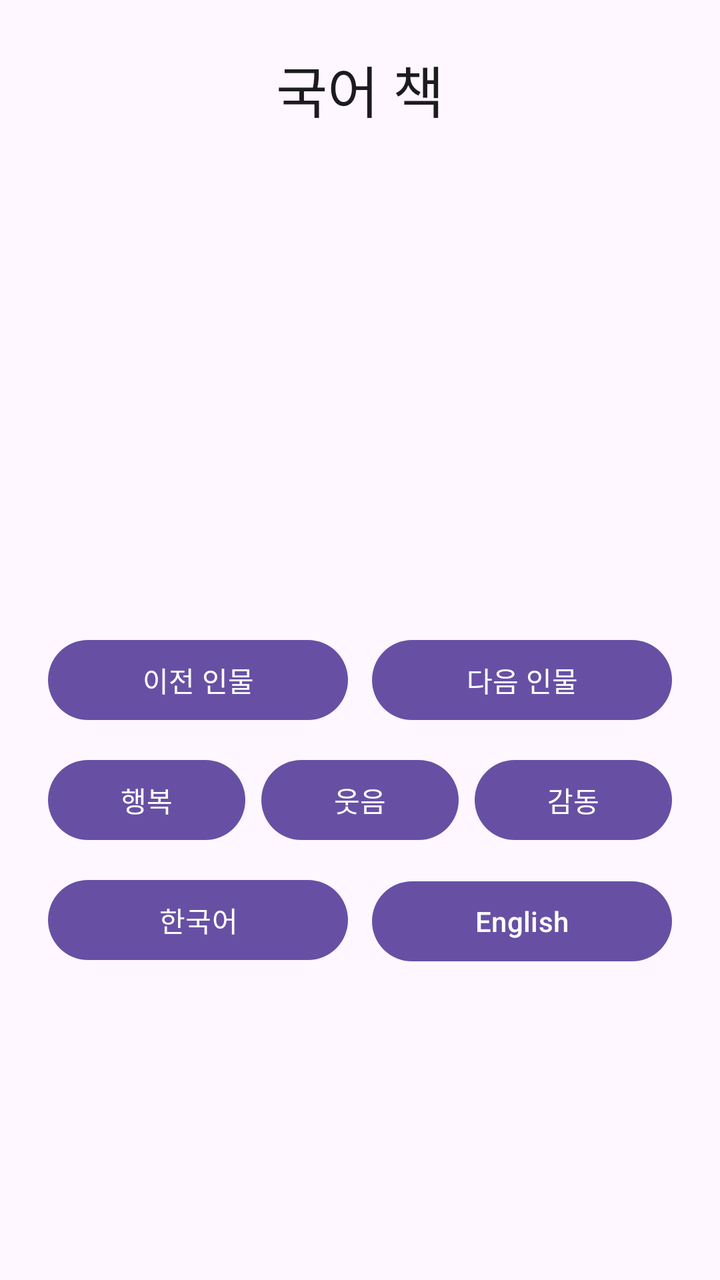
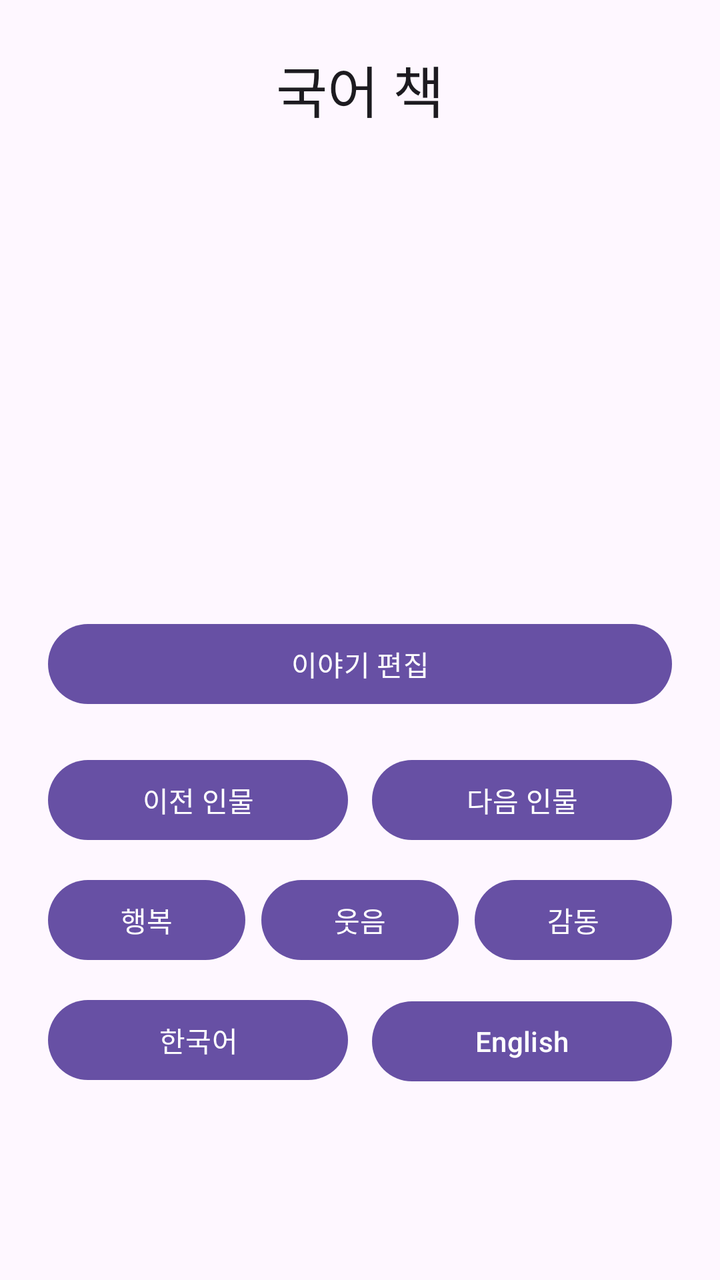

Screens rendered from an Android XML layout before and after an edit, with the pre-edit source and the edit as a unified diff.
<!-- AndroidManifest.xml: application theme Theme.Eunhyo2 -->
<!-- res/layout/activity_korean_book.xml -->
<?xml version="1.0" encoding="utf-8"?>
<ScrollView xmlns:android="http://schemas.android.com/apk/res/android"
    android:layout_width="match_parent"
    android:layout_height="match_parent">

    <LinearLayout
        android:layout_width="match_parent"
        android:layout_height="wrap_content"
        android:orientation="vertical"
        android:padding="24dp">

        <TextView
            android:layout_width="match_parent"
            android:layout_height="wrap_content"
            android:gravity="center"
            android:text="국어 책"
            android:textAppearance="@style/TextAppearance.Material3.HeadlineMedium" />

        <TextView
            android:id="@+id/textBookPosition"
            android:layout_width="match_parent"
            android:layout_height="wrap_content"
            android:layout_marginTop="12dp"
            android:gravity="center" />

        <TextView
            android:id="@+id/textBookStory"
            android:layout_width="match_parent"
            android:layout_height="wrap_content"
            android:layout_marginTop="20dp"
            android:minHeight="180dp"
            android:textSize="22sp" />

        <LinearLayout android:layout_width="match_parent" android:layout_height="wrap_content" android:orientation="horizontal" android:layout_marginTop="20dp">
            <com.google.android.material.button.MaterialButton android:id="@+id/buttonPrevCharacter" android:layout_width="0dp" android:layout_height="wrap_content" android:layout_weight="1" android:text="이전 인물" />
            <com.google.android.material.button.MaterialButton android:id="@+id/buttonNextCharacter" android:layout_width="0dp" android:layout_height="wrap_content" android:layout_weight="1" android:layout_marginStart="12dp" android:text="다음 인물" />
        </LinearLayout>

        <LinearLayout android:layout_width="match_parent" android:layout_height="wrap_content" android:orientation="horizontal" android:layout_marginTop="12dp">
            <com.google.android.material.button.MaterialButton android:id="@+id/buttonHappy" android:layout_width="0dp" android:layout_height="wrap_content" android:layout_weight="1" android:text="행복" />
            <com.google.android.material.button.MaterialButton android:id="@+id/buttonFunny" android:layout_width="0dp" android:layout_height="wrap_content" android:layout_weight="1" android:layout_marginStart="8dp" android:text="웃음" />
            <com.google.android.material.button.MaterialButton android:id="@+id/buttonMoving" android:layout_width="0dp" android:layout_height="wrap_content" android:layout_weight="1" android:layout_marginStart="8dp" android:text="감동" />
        </LinearLayout>

        <LinearLayout android:layout_width="match_parent" android:layout_height="wrap_content" android:orientation="horizontal" android:layout_marginTop="12dp">
            <com.google.android.material.button.MaterialButton android:id="@+id/buttonKoreanLanguage" android:layout_width="0dp" android:layout_height="wrap_content" android:layout_weight="1" android:text="한국어" />
            <com.google.android.material.button.MaterialButton android:id="@+id/buttonEnglishLanguage" android:layout_width="0dp" android:layout_height="wrap_content" android:layout_weight="1" android:layout_marginStart="12dp" android:text="English" />
        </LinearLayout>
    </LinearLayout>
</ScrollView>
<!-- resources referenced by this layout -->
<resources>
  <style name="Theme.Eunhyo2" parent="Theme.Material3.DayNight.NoActionBar">
          <item name="android:windowLightStatusBar">true</item>
      </style>
</resources>

<!-- the commit's change to res/layout/activity_korean_book.xml (unified diff, before → after) -->
@@ -31,6 +31,13 @@
             android:minHeight="180dp"
             android:textSize="22sp" />
 
+        <com.google.android.material.button.MaterialButton
+            android:id="@+id/buttonEditStory"
+            android:layout_width="match_parent"
+            android:layout_height="wrap_content"
+            android:layout_marginTop="12dp"
+            android:text="이야기 편집" />
+
         <LinearLayout android:layout_width="match_parent" android:layout_height="wrap_content" android:orientation="horizontal" android:layout_marginTop="20dp">
             <com.google.android.material.button.MaterialButton android:id="@+id/buttonPrevCharacter" android:layout_width="0dp" android:layout_height="wrap_content" android:layout_weight="1" android:text="이전 인물" />
             <com.google.android.material.button.MaterialButton android:id="@+id/buttonNextCharacter" android:layout_width="0dp" android:layout_height="wrap_content" android:layout_weight="1" android:layout_marginStart="12dp" android:text="다음 인물" />
